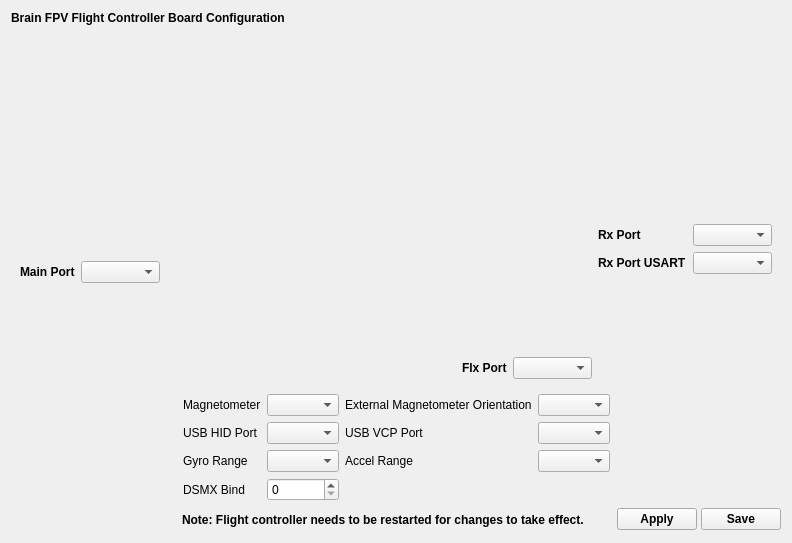
Above: ground/gcs/src/plugins/boards_brainfpv/brainconfiguration.ui from TauLabs/TauLabs before the change. Below: the same form after it.
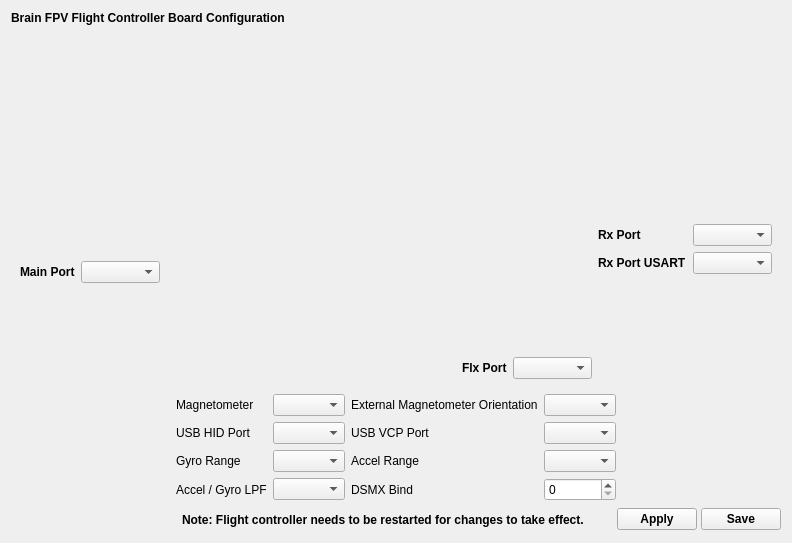
That is the form after the change. Icons and pictures are not drawn.

Patch:
```diff
--- a/ground/gcs/src/plugins/boards_brainfpv/brainconfiguration.ui
+++ b/ground/gcs/src/plugins/boards_brainfpv/brainconfiguration.ui
@@ -6,8 +6,8 @@
    <rect>
     <x>0</x>
     <y>0</y>
-    <width>700</width>
-    <height>518</height>
+    <width>788</width>
+    <height>530</height>
    </rect>
   </property>
   <property name="sizePolicy">
@@ -356,32 +356,6 @@
          </property>
         </widget>
        </item>
-       <item row="6" column="0">
-        <widget class="QLabel" name="label_12">
-         <property name="font">
-          <font>
-           <weight>50</weight>
-           <bold>false</bold>
-          </font>
-         </property>
-         <property name="text">
-          <string>DSMX Bind</string>
-         </property>
-        </widget>
-       </item>
-       <item row="6" column="1">
-        <widget class="QSpinBox" name="sbDsmxBind">
-         <property name="font">
-          <font>
-           <weight>50</weight>
-           <bold>false</bold>
-          </font>
-         </property>
-         <property name="maximum">
-          <number>255</number>
-         </property>
-        </widget>
-       </item>
        <item row="0" column="2">
         <widget class="QLabel" name="label_9">
          <property name="font">
@@ -451,6 +425,58 @@
          </property>
         </widget>
        </item>
+       <item row="6" column="3">
+        <widget class="QSpinBox" name="sbDsmxBind">
+         <property name="font">
+          <font>
+           <weight>50</weight>
+           <bold>false</bold>
+          </font>
+         </property>
+         <property name="maximum">
+          <number>255</number>
+         </property>
+        </widget>
+       </item>
+       <item row="6" column="2">
+        <widget class="QLabel" name="label_12">
+         <property name="font">
+          <font>
+           <weight>50</weight>
+           <bold>false</bold>
+          </font>
+         </property>
+         <property name="text">
+          <string>DSMX Bind</string>
+         </property>
+        </widget>
+       </item>
+       <item row="6" column="0">
+        <widget class="QLabel" name="label_14">
+         <property name="font">
+          <font>
+           <weight>50</weight>
+           <bold>false</bold>
+          </font>
+         </property>
+         <property name="text">
+          <string>Accel / Gyro LPF</string>
+         </property>
+        </widget>
+       </item>
+       <item row="6" column="1">
+        <widget class="QComboBox" name="cmbAccelGyroLpf">
+         <property name="font">
+          <font>
+           <weight>50</weight>
+           <bold>false</bold>
+          </font>
+         </property>
+         <property name="toolTip">
+          <string>&lt;html&gt;&lt;head/&gt;&lt;body&gt;&lt;p&gt;Low-pass filter (LPF) cutoff frequency for the accelerometer and gyro signals. Generally, the cutoff frequency should be as high as possible. Lowering the cutoff helps reducing noise caused by motor vibrations, but it can possibly decrease the responsiveness of the UAV. &lt;/p&gt;&lt;/body&gt;&lt;/html&gt;</string>
+         </property>
+        </widget>
+       </item>
       </layout>
      </item>
      <item>
```
Left out of the diff: 17 changed lines with no effect on the pictures.
